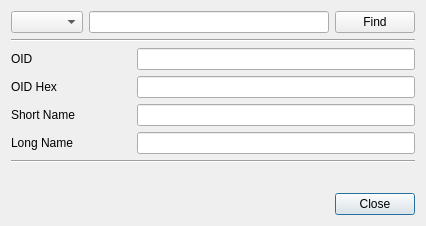
First picture: the form in BerViewer/oid_info_dlg.ui, repository jykim74/BerEditor, before the edit.
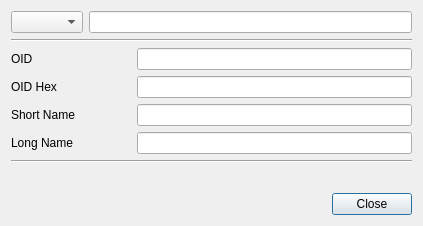
Second picture: the form after the edit.

Patch:
```diff
--- a/BerViewer/oid_info_dlg.ui
+++ b/BerViewer/oid_info_dlg.ui
@@ -120,13 +120,6 @@
        </property>
       </widget>
      </item>
-     <item>
-      <widget class="QPushButton" name="mFindBtn">
-       <property name="text">
-        <string>Find</string>
-       </property>
-      </widget>
-     </item>
     </layout>
    </item>
    <item row="1" column="0">
```
